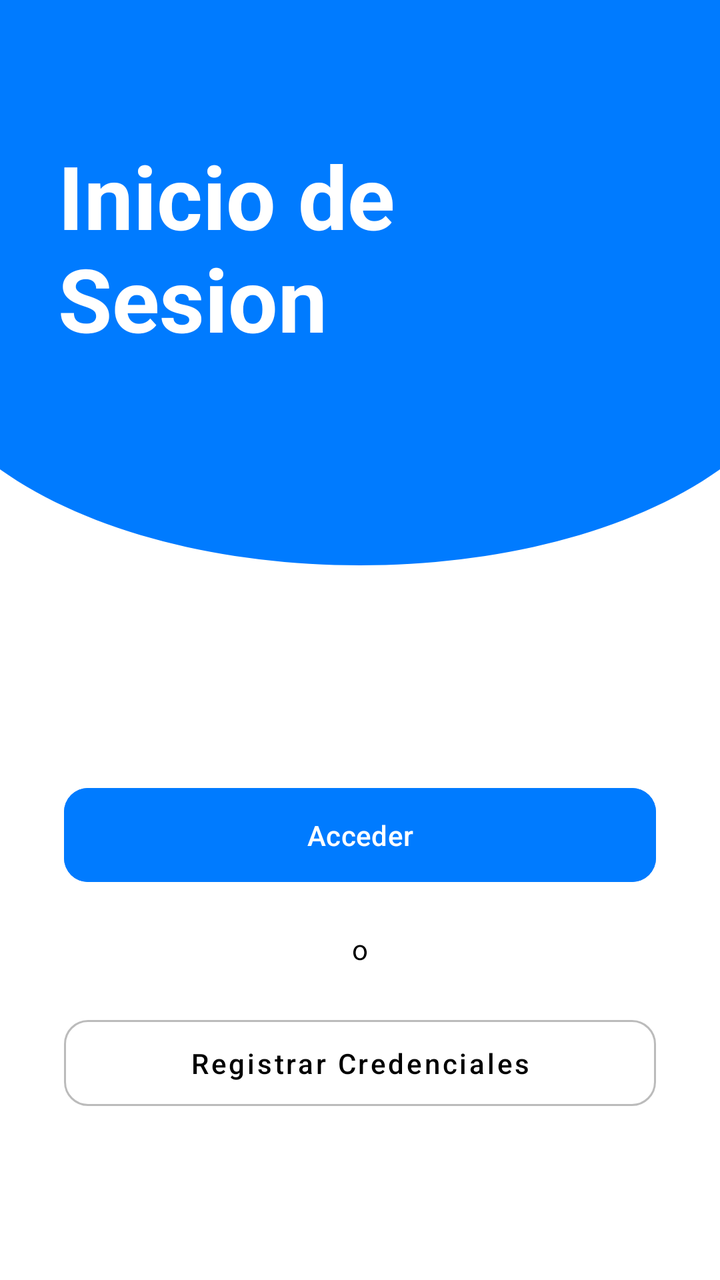
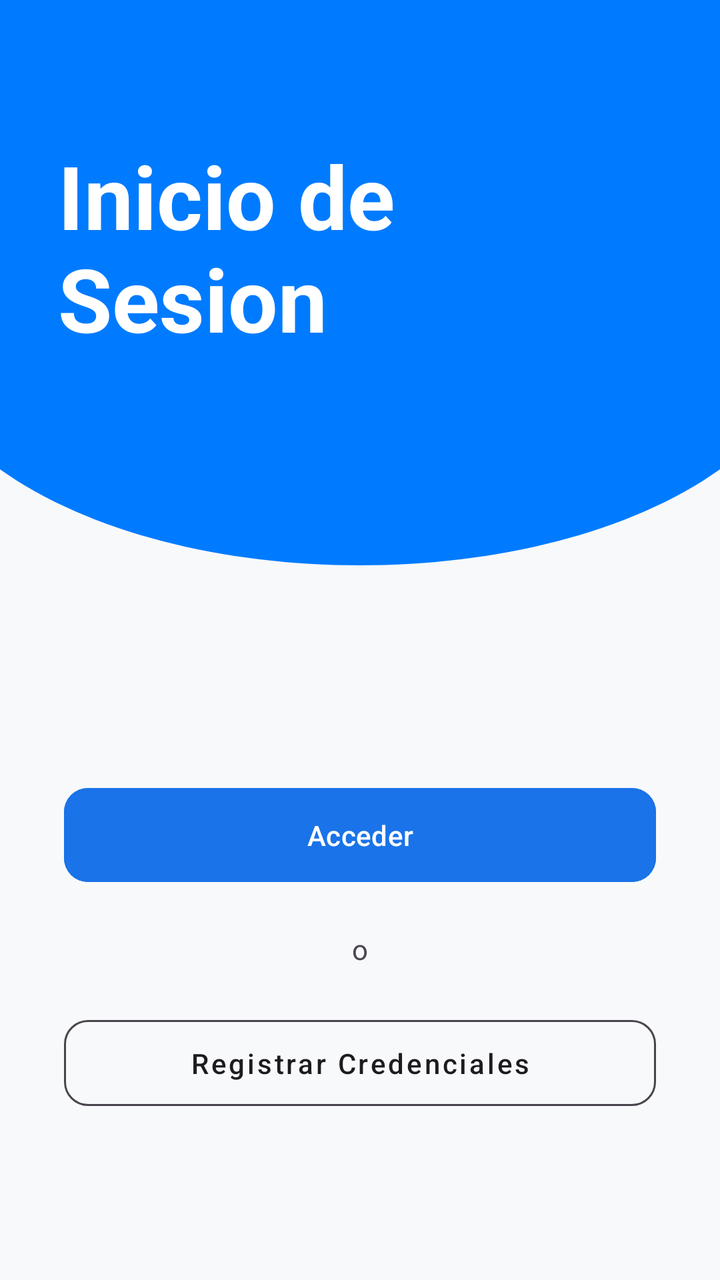

Before-and-after screenshots of an Android layout around one commit, followed by the original layout XML and the change that was made.
<!-- AndroidManifest.xml: application theme Theme.Gester -->
<!-- res/layout/acceso.xml -->
<?xml version="1.0" encoding="utf-8"?>
<androidx.constraintlayout.widget.ConstraintLayout
    xmlns:android="http://schemas.android.com/apk/res/android"
    xmlns:app="http://schemas.android.com/apk/res-auto"
    xmlns:tools="http://schemas.android.com/tools"
    android:id="@+id/main_acceso"
    android:layout_width="match_parent"
    android:layout_height="match_parent"
    android:background="@android:color/white">

    <ImageView
        android:id="@+id/topView"
        android:layout_width="match_parent"
        android:layout_height="320dp"
        android:scaleType="fitXY"
        android:src="@drawable/acceso_background"
        app:layout_constraintBottom_toBottomOf="parent"
        app:layout_constraintEnd_toEndOf="parent"
        app:layout_constraintStart_toStartOf="parent"
        app:layout_constraintTop_toTopOf="parent"
        app:layout_constraintVertical_bias="0.0" />

    <TextView
        android:id="@+id/txt_welcome"
        android:layout_width="182dp"
        android:layout_height="155dp"
        android:text="Inicio de\nSesion"
        android:textColor="@android:color/white"
        android:textSize="44sp"
        android:textStyle="bold"
        app:layout_constraintBottom_toBottomOf="parent"
        app:layout_constraintEnd_toEndOf="parent"
        app:layout_constraintHorizontal_bias="0.162"
        app:layout_constraintStart_toStartOf="parent"
        app:layout_constraintTop_toTopOf="parent"
        app:layout_constraintVertical_bias="0.141" />


    <LinearLayout
        android:id="@+id/linearLayout"
        android:layout_width="match_parent"
        android:layout_height="wrap_content"
        android:layout_marginHorizontal="32dp"
        android:layout_marginTop="40dp"
        android:orientation="vertical"
        app:layout_constraintBottom_toBottomOf="parent"
        app:layout_constraintEnd_toEndOf="parent"
        app:layout_constraintStart_toStartOf="parent"
        app:layout_constraintTop_toBottomOf="@id/topView"
        app:layout_constraintVertical_bias="0.0">


        <Button
            android:id="@+id/btn_login"
            android:layout_width="match_parent"
            android:layout_height="55dp"
            android:layout_marginTop="30dp"
            android:backgroundTint="#007BFF"
            android:text="Acceder"
            android:textAllCaps="false"
            android:textColor="@android:color/white"
            app:cornerRadius="12dp" />

        <TextView
            android:layout_width="wrap_content"
            android:layout_height="wrap_content"
            android:layout_gravity="center"
            android:layout_marginTop="20dp"
            android:text="o"
            android:textColor="#000000" />

        <Button
            android:id="@+id/btn_signup"
            style="@style/Widget.MaterialComponents.Button.OutlinedButton"
            android:layout_width="match_parent"
            android:layout_height="55dp"
            android:layout_marginTop="20dp"
            android:text="Registrar Credenciales"
            android:textAllCaps="false"
            android:textColor="#000000"
            app:cornerRadius="12dp"
            app:strokeColor="#BBBBBB" />

    </LinearLayout>

</androidx.constraintlayout.widget.ConstraintLayout>
<!-- resources referenced by this layout -->
<resources>
  <!-- drawable acceso_background (drawable) -->
  <?xml version="1.0" encoding="utf-8"?>
  <vector xmlns:android="http://schemas.android.com/apk/res/android"
      android:width="400dp"
      android:height="300dp"
      android:viewportWidth="400"
      android:viewportHeight="300">
      <path
          android:fillColor="#007BFF"
          android:pathData="M0,0 L400,0 L400,220 C300,280 100,280 0,220 Z" />
  </vector>
  <style name="Theme.Gester" parent="Base.Theme.Gester" />
  <style name="Base.Theme.Gester" parent="Theme.Material3.DayNight.NoActionBar">
          
          
      </style>
</resources>

<!-- the commit's change to res/layout/acceso.xml (unified diff, before → after) -->
@@ -6,7 +6,7 @@
     android:id="@+id/main_acceso"
     android:layout_width="match_parent"
     android:layout_height="match_parent"
-    android:background="@android:color/white">
+    android:background="?android:attr/windowBackground" >
 
     <ImageView
         android:id="@+id/topView"
@@ -35,7 +35,6 @@
         app:layout_constraintTop_toTopOf="parent"
         app:layout_constraintVertical_bias="0.141" />
 
-
     <LinearLayout
         android:id="@+id/linearLayout"
         android:layout_width="match_parent"
@@ -49,13 +48,12 @@
         app:layout_constraintTop_toBottomOf="@id/topView"
         app:layout_constraintVertical_bias="0.0">
 
-
         <Button
             android:id="@+id/btn_login"
             android:layout_width="match_parent"
             android:layout_height="55dp"
             android:layout_marginTop="30dp"
-            android:backgroundTint="#007BFF"
+            android:backgroundTint="?attr/colorPrimary"
             android:text="Acceder"
             android:textAllCaps="false"
             android:textColor="@android:color/white"
@@ -67,7 +65,7 @@
             android:layout_gravity="center"
             android:layout_marginTop="20dp"
             android:text="o"
-            android:textColor="#000000" />
+            android:textColor="?android:attr/textColorSecondary" />
 
         <Button
             android:id="@+id/btn_signup"
@@ -77,9 +75,9 @@
             android:layout_marginTop="20dp"
             android:text="Registrar Credenciales"
             android:textAllCaps="false"
-            android:textColor="#000000"
+            android:textColor="?android:attr/textColorPrimary"
             app:cornerRadius="12dp"
-            app:strokeColor="#BBBBBB" />
+            app:strokeColor="?android:attr/textColorSecondary" />
 
     </LinearLayout>
 
<!-- resource entries referenced after the edit -->
@@ -11,10 +11,13 @@
           android:fillColor="#007BFF"
           android:pathData="M0,0 L400,0 L400,220 C300,280 100,280 0,220 Z" />
   </vector>
-  <style name="Theme.Gester" parent="Base.Theme.Gester" />
+  <style name="Theme.Gester" parent="Base.Theme.Gester">
+          <item name="itemActiveIndicatorStyle">@style/CustomActiveIndicator</item>
+      </style>
   <style name="Base.Theme.Gester" parent="Theme.Material3.DayNight.NoActionBar">
-          
-          
+          <item name="colorPrimary">#1A73E8</item> <item name="android:windowBackground">#F8F9FA</item> <item name="colorContainer">#FFFFFF</item> </style>
+  <style name="CustomActiveIndicator" parent="">
+          <item name="android:color">@android:color/transparent</item>
       </style>
 </resources>
 
